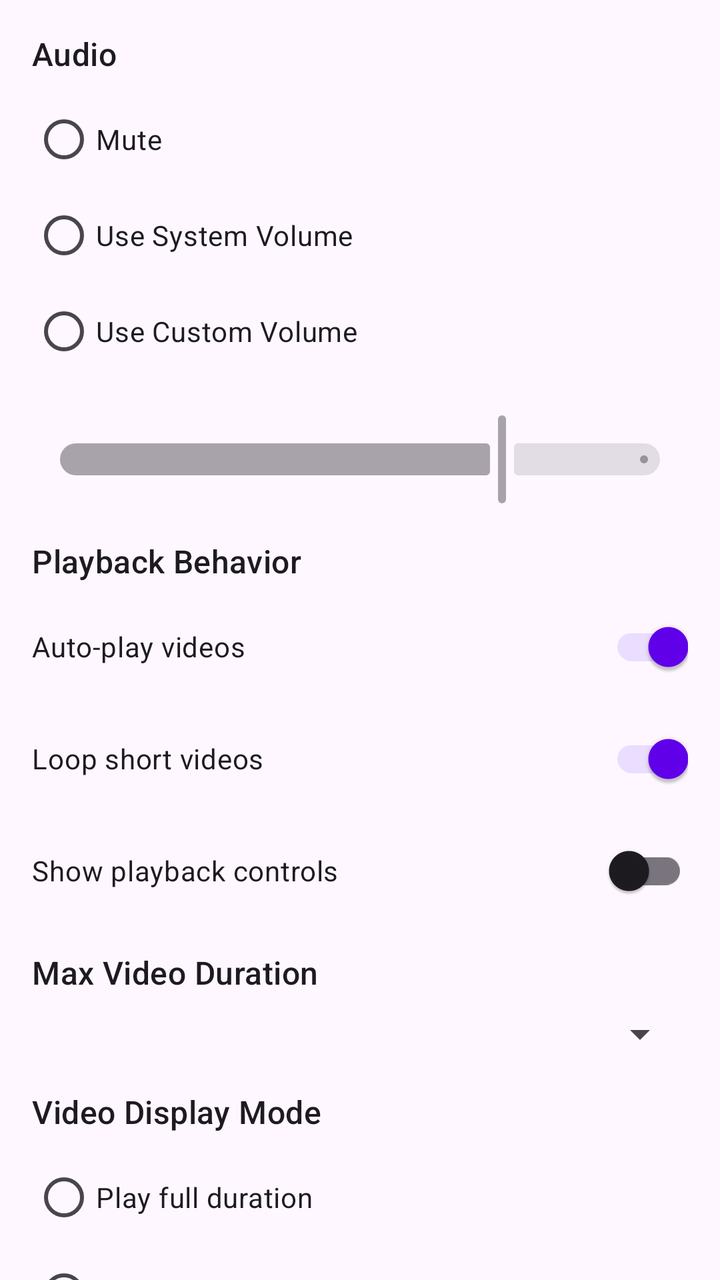
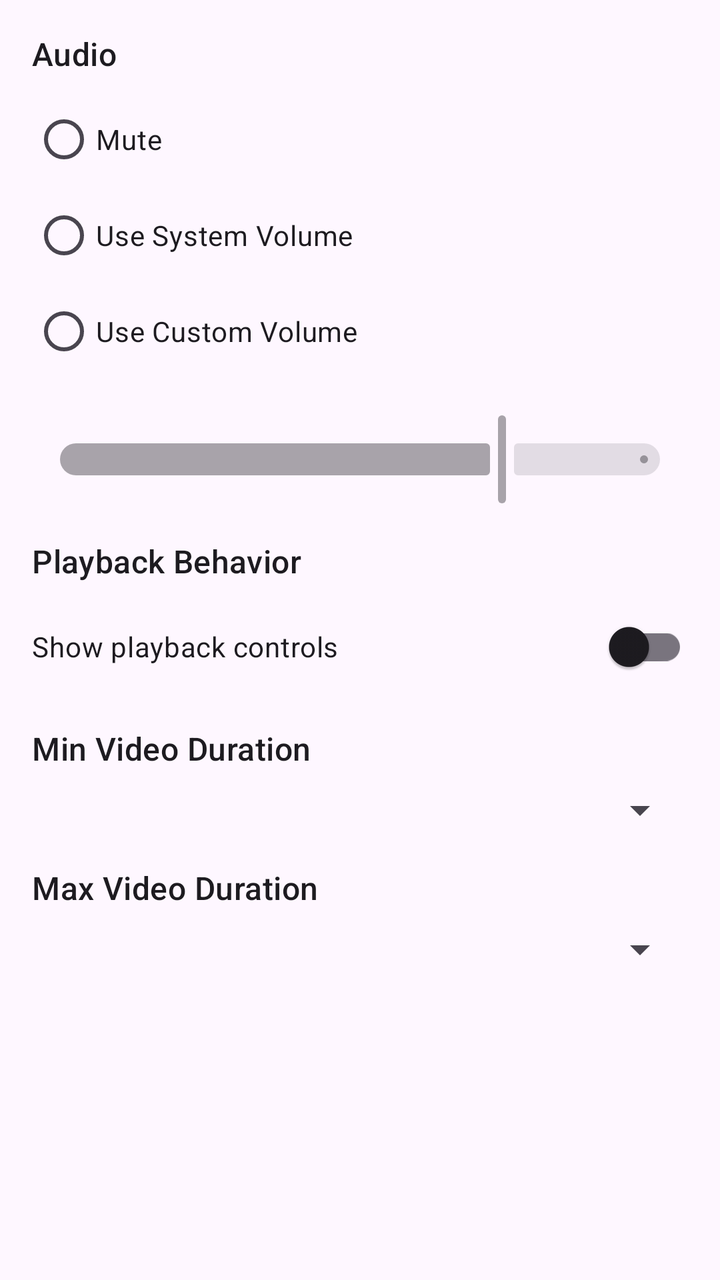

The first picture is an Android layout as it rendered before a commit; the second is the same layout after the commit. The layout source and the unified diff follow.
<!-- AndroidManifest.xml: activity theme Theme.AndroidScreensaver.Settings -->
<!-- res/layout/activity_video_playback_settings.xml -->
<?xml version="1.0" encoding="utf-8"?>
<androidx.core.widget.NestedScrollView xmlns:android="http://schemas.android.com/apk/res/android"
    xmlns:app="http://schemas.android.com/apk/res-auto"
    android:layout_width="match_parent"
    android:layout_height="match_parent"
    android:fitsSystemWindows="true">

    <LinearLayout
        android:layout_width="match_parent"
        android:layout_height="wrap_content"
        android:orientation="vertical"
        android:padding="16dp">

        
        <TextView
            android:layout_width="wrap_content"
            android:layout_height="wrap_content"
            android:text="Audio"
            android:textAppearance="?attr/textAppearanceTitleMedium"
            android:layout_marginBottom="8dp" />

        <RadioGroup
            android:id="@+id/radio_audio"
            android:layout_width="match_parent"
            android:layout_height="wrap_content"
            android:layout_marginBottom="16dp">

            <RadioButton
                android:id="@+id/radio_mute"
                android:layout_width="match_parent"
                android:layout_height="wrap_content"
                android:text="Mute" />

            <RadioButton
                android:id="@+id/radio_system_volume"
                android:layout_width="match_parent"
                android:layout_height="wrap_content"
                android:text="Use System Volume" />

            <RadioButton
                android:id="@+id/radio_custom_volume"
                android:layout_width="match_parent"
                android:layout_height="wrap_content"
                android:text="Use Custom Volume" />

        </RadioGroup>

        <com.google.android.material.slider.Slider
            android:id="@+id/slider_volume"
            android:layout_width="match_parent"
            android:layout_height="wrap_content"
            android:valueFrom="0"
            android:valueTo="100"
            android:value="75"
            android:enabled="false"
            android:layout_marginBottom="16dp" />

        
        <TextView
            android:layout_width="wrap_content"
            android:layout_height="wrap_content"
            android:text="Playback Behavior"
            android:textAppearance="?attr/textAppearanceTitleMedium"
            android:layout_marginBottom="8dp" />

        <com.google.android.material.switchmaterial.SwitchMaterial
            android:id="@+id/switch_autoplay"
            android:layout_width="match_parent"
            android:layout_height="wrap_content"
            android:text="Auto-play videos"
            android:checked="true"
            android:layout_marginBottom="8dp" />

        <com.google.android.material.switchmaterial.SwitchMaterial
            android:id="@+id/switch_loop_short"
            android:layout_width="match_parent"
            android:layout_height="wrap_content"
            android:text="Loop short videos"
            android:checked="true"
            android:layout_marginBottom="8dp" />

        <com.google.android.material.switchmaterial.SwitchMaterial
            android:id="@+id/switch_controls"
            android:layout_width="match_parent"
            android:layout_height="wrap_content"
            android:text="Show playback controls"
            android:checked="false"
            android:layout_marginBottom="16dp" />

        
        <TextView
            android:layout_width="wrap_content"
            android:layout_height="wrap_content"
            android:text="Max Video Duration"
            android:textAppearance="?attr/textAppearanceTitleMedium"
            android:layout_marginBottom="8dp" />

        <Spinner
            android:id="@+id/spinner_max_duration"
            android:layout_width="match_parent"
            android:layout_height="wrap_content"
            android:layout_marginBottom="16dp" />

        
        <TextView
            android:layout_width="wrap_content"
            android:layout_height="wrap_content"
            android:text="Video Display Mode"
            android:textAppearance="?attr/textAppearanceTitleMedium"
            android:layout_marginBottom="8dp" />

        <RadioGroup
            android:id="@+id/radio_display_mode"
            android:layout_width="match_parent"
            android:layout_height="wrap_content"
            android:layout_marginBottom="16dp">

            <RadioButton
                android:id="@+id/radio_play_full"
                android:layout_width="match_parent"
                android:layout_height="wrap_content"
                android:text="Play full duration" />

            <RadioButton
                android:id="@+id/radio_play_fixed"
                android:layout_width="match_parent"
                android:layout_height="wrap_content"
                android:text="Play fixed time" />

            <RadioButton
                android:id="@+id/radio_still_frame"
                android:layout_width="match_parent"
                android:layout_height="wrap_content"
                android:text="Extract still frame" />

        </RadioGroup>

        
        <LinearLayout
            android:id="@+id/layout_still_timestamp"
            android:layout_width="match_parent"
            android:layout_height="wrap_content"
            android:orientation="vertical"
            android:visibility="gone"
            android:layout_marginBottom="16dp">

            <TextView
                android:layout_width="wrap_content"
                android:layout_height="wrap_content"
                android:text="Still Frame Timestamp"
                android:textAppearance="?attr/textAppearanceTitleSmall"
                android:layout_marginBottom="8dp" />

            <Spinner
                android:id="@+id/spinner_still_timestamp"
                android:layout_width="match_parent"
                android:layout_height="wrap_content" />

        </LinearLayout>

        

    </LinearLayout>

</androidx.core.widget.NestedScrollView>
<!-- resources referenced by this layout -->
<resources>
  <style name="Theme.AndroidScreensaver.Settings" parent="Theme.Material3.Light">
          <item name="colorPrimary">@color/primary</item>
          <item name="colorPrimaryVariant">@color/primary_dark</item>
          <item name="android:statusBarColor">@color/primary_dark</item>
      </style>
  <color name="primary">#6200EE</color>
  <color name="primary_dark">#3700B3</color>
</resources>

<!-- the commit's change to res/layout/activity_video_playback_settings.xml (unified diff, before → after) -->
@@ -64,27 +64,25 @@
             android:layout_marginBottom="8dp" />
 
         <com.google.android.material.switchmaterial.SwitchMaterial
-            android:id="@+id/switch_autoplay"
-            android:layout_width="match_parent"
-            android:layout_height="wrap_content"
-            android:text="Auto-play videos"
-            android:checked="true"
-            android:layout_marginBottom="8dp" />
-
-        <com.google.android.material.switchmaterial.SwitchMaterial
-            android:id="@+id/switch_loop_short"
-            android:layout_width="match_parent"
-            android:layout_height="wrap_content"
-            android:text="Loop short videos"
-            android:checked="true"
-            android:layout_marginBottom="8dp" />
-
-        <com.google.android.material.switchmaterial.SwitchMaterial
             android:id="@+id/switch_controls"
             android:layout_width="match_parent"
             android:layout_height="wrap_content"
             android:text="Show playback controls"
             android:checked="false"
+            android:layout_marginBottom="16dp" />
+
+        
+        <TextView
+            android:layout_width="wrap_content"
+            android:layout_height="wrap_content"
+            android:text="Min Video Duration"
+            android:textAppearance="?attr/textAppearanceTitleMedium"
+            android:layout_marginBottom="8dp" />
+
+        <Spinner
+            android:id="@+id/spinner_min_duration"
+            android:layout_width="match_parent"
+            android:layout_height="wrap_content"
             android:layout_marginBottom="16dp" />
 
         
@@ -102,63 +100,6 @@
             android:layout_marginBottom="16dp" />
 
         
-        <TextView
-            android:layout_width="wrap_content"
-            android:layout_height="wrap_content"
-            android:text="Video Display Mode"
-            android:textAppearance="?attr/textAppearanceTitleMedium"
-            android:layout_marginBottom="8dp" />
-
-        <RadioGroup
-            android:id="@+id/radio_display_mode"
-            android:layout_width="match_parent"
-            android:layout_height="wrap_content"
-            android:layout_marginBottom="16dp">
-
-            <RadioButton
-                android:id="@+id/radio_play_full"
-                android:layout_width="match_parent"
-                android:layout_height="wrap_content"
-                android:text="Play full duration" />
-
-            <RadioButton
-                android:id="@+id/radio_play_fixed"
-                android:layout_width="match_parent"
-                android:layout_height="wrap_content"
-                android:text="Play fixed time" />
-
-            <RadioButton
-                android:id="@+id/radio_still_frame"
-                android:layout_width="match_parent"
-                android:layout_height="wrap_content"
-                android:text="Extract still frame" />
-
-        </RadioGroup>
-
-        
-        <LinearLayout
-            android:id="@+id/layout_still_timestamp"
-            android:layout_width="match_parent"
-            android:layout_height="wrap_content"
-            android:orientation="vertical"
-            android:visibility="gone"
-            android:layout_marginBottom="16dp">
-
-            <TextView
-                android:layout_width="wrap_content"
-                android:layout_height="wrap_content"
-                android:text="Still Frame Timestamp"
-                android:textAppearance="?attr/textAppearanceTitleSmall"
-                android:layout_marginBottom="8dp" />
-
-            <Spinner
-                android:id="@+id/spinner_still_timestamp"
-                android:layout_width="match_parent"
-                android:layout_height="wrap_content" />
-
-        </LinearLayout>
-
-        
 
     </LinearLayout>
 
